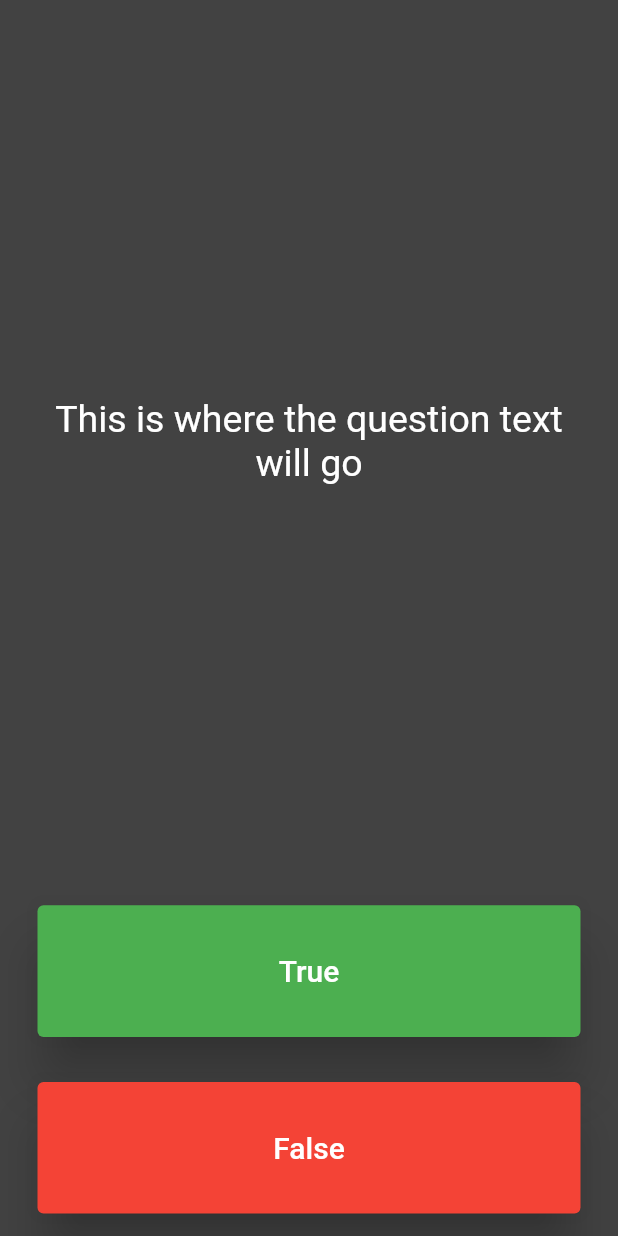
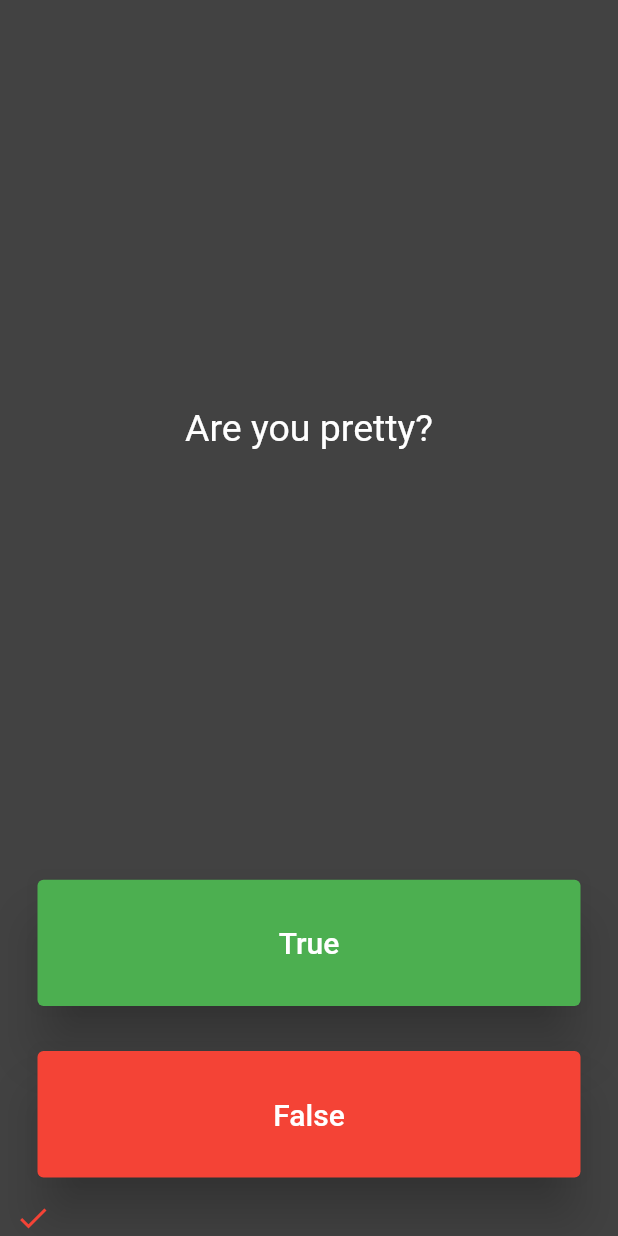
Before and after one commit to fontesrafa/Flutter-Udemy-AngelaYu, a Flutter app: the screen it shows after launch, after a tap on "True", on a phone screen of 412 x 824 dp. Run offline on Flutter 3.47's test engine with Material 2 defaults, Android fonts, the phone set to English and light mode, and no system bars; our stand-ins replace assets_audio_player.

Commit message:
Added functions to buttons, changing questions

```diff
--- a/quizzler_flutter/lib/main.dart
+++ b/quizzler_flutter/lib/main.dart
@@ -1,4 +1,5 @@
 import 'package:flutter/material.dart';
+import 'package:quizzler_flutter/question.dart';
 
 void main() {
   runApp(const MyApp());
@@ -29,21 +30,30 @@
 }
 
 class _QuizPageState extends State<QuizPage> {
+  List<Widget> scoreKeeper = [];
+
+  List<Question> questions = [
+    Question(text: 'Are you crazy?', answer: false),
+    Question(text: 'Are you pretty?', answer: true),
+    Question(text: 'Are you ugly?', answer: false),
+  ];
+  int questionNumber = 0;
+
   @override
   Widget build(BuildContext context) {
     return Column(
       mainAxisAlignment: MainAxisAlignment.spaceBetween,
       crossAxisAlignment: CrossAxisAlignment.stretch,
       children: [
-        const Expanded(
+        Expanded(
           flex: 5,
           child: Padding(
-            padding: EdgeInsets.all(10.0),
+            padding: const EdgeInsets.all(10.0),
             child: Center(
               child: Text(
-                'This is where the question text will go',
+                questions[questionNumber].text,
                 textAlign: TextAlign.center,
-                style: TextStyle(
+                style: const TextStyle(
                   color: Colors.white,
                   fontSize: 25.0,
                 ),
@@ -66,7 +76,26 @@
                   fontSize: 20.0,
                 ),
               ),
-              onPressed: () {},
+              onPressed: () {
+                setState(() {
+                  if (questions[questionNumber].answer == true) {
+                    scoreKeeper.add(
+                      const Icon(
+                        Icons.check,
+                        color: Colors.green,
+                      ),
+                    );
+                  } else {
+                    scoreKeeper.add(
+                      const Icon(
+                        Icons.check,
+                        color: Colors.red,
+                      ),
+                    );
+                  }
+                  questionNumber++;
+                });
+              },
             ),
           ),
         ),
@@ -85,9 +114,31 @@
                   fontSize: 20.0,
                 ),
               ),
-              onPressed: () {},
+              onPressed: () {
+                setState(() {
+                  if (questions[questionNumber].answer == false) {
+                    scoreKeeper.add(
+                      const Icon(
+                        Icons.check,
+                        color: Colors.green,
+                      ),
+                    );
+                  } else {
+                    scoreKeeper.add(
+                      const Icon(
+                        Icons.check,
+                        color: Colors.red,
+                      ),
+                    );
+                  }
+                  questionNumber++;
+                });
+              },
             ),
           ),
+        ),
+        Row(
+          children: scoreKeeper,
         )
       ],
     );
```
